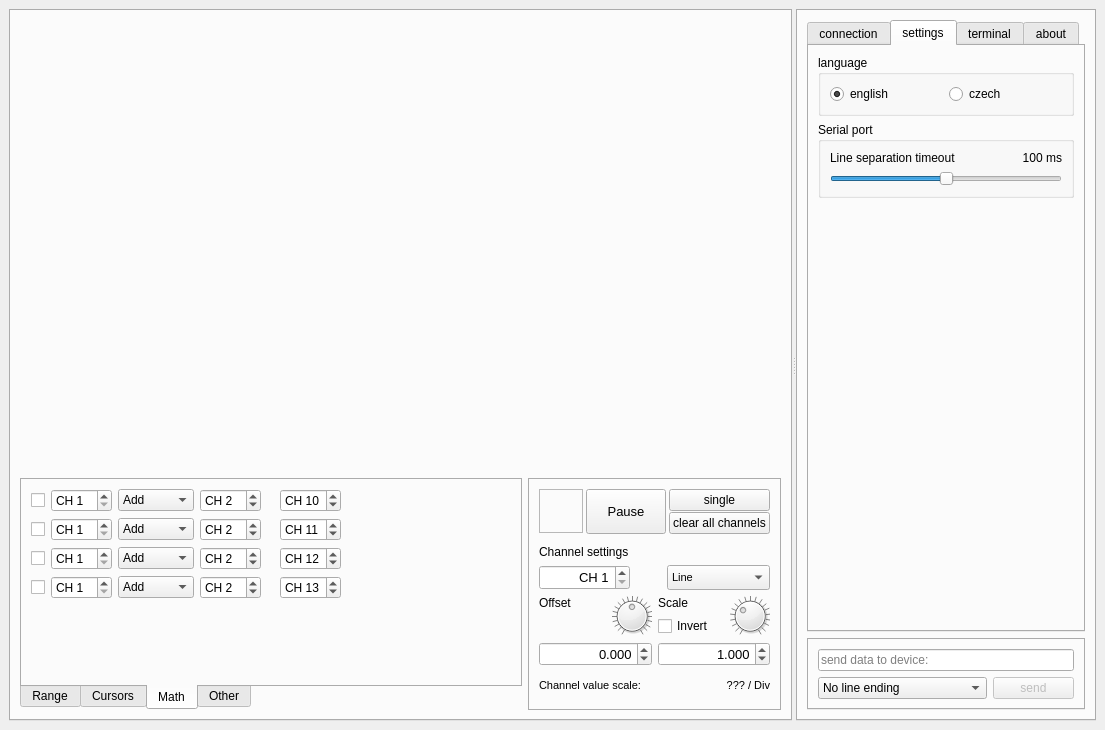
Old version of the form mainwindow.ui in the repository jirimaier/DataPlotter.
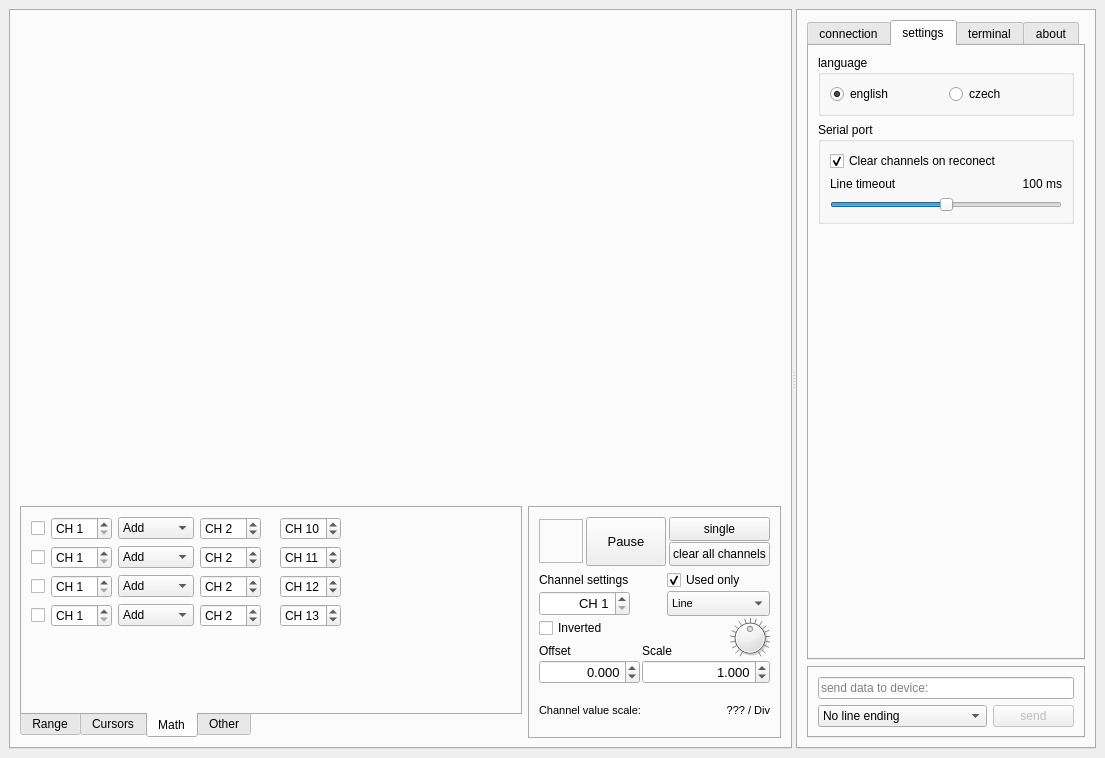
New version of the form. The open tabs and pages were chosen to show the change. Icons and pictures are not drawn. Custom widgets are drawn as their Qt base class.

Patch:
```diff
--- a/mainwindow.ui
+++ b/mainwindow.ui
@@ -7,7 +7,7 @@
     <x>0</x>
     <y>0</y>
     <width>1105</width>
-    <height>730</height>
+    <height>758</height>
    </rect>
   </property>
   <property name="windowTitle">
@@ -1702,10 +1702,13 @@
                  <property name="orientation">
                   <enum>Qt::Vertical</enum>
                  </property>
+                 <property name="sizeType">
+                  <enum>QSizePolicy::Expanding</enum>
+                 </property>
                  <property name="sizeHint" stdset="0">
                   <size>
                    <width>20</width>
-                   <height>40</height>
+                   <height>10</height>
                   </size>
                  </property>
                 </spacer>
@@ -1912,6 +1915,12 @@
                <string>Channel</string>
               </attribute>
               <layout class="QVBoxLayout" name="verticalLayout_7">
+               <property name="spacing">
+                <number>2</number>
+               </property>
+               <property name="bottomMargin">
+                <number>2</number>
+               </property>
                <item>
                 <layout class="QGridLayout" name="gridLayout_11">
                  <property name="horizontalSpacing">
@@ -2053,14 +2062,20 @@
                  <property name="sizeHint" stdset="0">
                   <size>
                    <width>20</width>
-                   <height>5</height>
+                   <height>2</height>
                   </size>
                  </property>
                 </spacer>
                </item>
                <item>
-                <layout class="QVBoxLayout" name="verticalLayout_6">
-                 <item>
+                <layout class="QGridLayout" name="gridLayout_5">
+                 <property name="horizontalSpacing">
+                  <number>6</number>
+                 </property>
+                 <property name="verticalSpacing">
+                  <number>1</number>
+                 </property>
+                 <item row="0" column="0">
                   <widget class="QLabel" name="label_11">
                    <property name="text">
                     <string>Channel settings</string>
@@ -2070,9 +2085,17 @@
                    </property>
                   </widget>
                  </item>
-                 <item>
-                  <layout class="QHBoxLayout" name="horizontalLayout_10">
-                   <item>
+                 <item row="0" column="2">
+                  <widget class="QCheckBox" name="checkBoxSelectOnlyUsed">
+                   <property name="text">
+                    <string>Used only</string>
+                   </property>
+                   <property name="checked">
+                    <bool>true</bool>
+                   </property>
+                  </widget>
+                 </item>
+                 <item row="1" column="0">
                     <widget class="QSpinBox" name="spinBoxChannelSelect">
                      <property name="sizePolicy">
                       <sizepolicy hsizetype="Preferred" vsizetype="Preferred">
@@ -2103,6 +2126,12 @@
                      <property name="buttonSymbols">
                       <enum>QAbstractSpinBox::UpDownArrows</enum>
                      </property>
+                   <property name="specialValueText">
+                    <string notr="true"/>
+                   </property>
+                   <property name="correctionMode">
+                    <enum>QAbstractSpinBox::CorrectToNearestValue</enum>
+                   </property>
                      <property name="prefix">
                       <string>CH </string>
                      </property>
@@ -2114,7 +2143,7 @@
                      </property>
                     </widget>
                    </item>
-                   <item>
+                 <item row="1" column="1">
                     <widget class="QPushButton" name="pushButtonChannelColor">
                      <property name="minimumSize">
                       <size>
@@ -2142,7 +2171,7 @@
                      </property>
                     </widget>
                    </item>
-                   <item>
+                 <item row="1" column="2">
                     <widget class="QComboBox" name="comboBoxGraphStyle">
                      <property name="sizePolicy">
                       <sizepolicy hsizetype="Preferred" vsizetype="Preferred">
@@ -2191,72 +2220,36 @@
                    </item>
                   </layout>
                  </item>
-                </layout>
+               <item>
+                <layout class="QHBoxLayout" name="horizontalLayout_11" stretch="0,1">
+                 <item>
+                  <layout class="QVBoxLayout" name="verticalLayout_27">
+                   <item>
+                    <widget class="QCheckBox" name="checkBoxChInvert">
+                     <property name="text">
+                      <string>Inverted</string>
+                     </property>
+                    </widget>
                </item>
                <item>
-                <layout class="QHBoxLayout" name="horizontalLayout_11" stretch="1,1">
+                    <layout class="QVBoxLayout" name="verticalLayout_6">
                  <item>
-                  <layout class="QGridLayout" name="gridLayout_6">
-                   <item row="0" column="0">
                     <widget class="QLabel" name="label_8">
                      <property name="text">
                       <string>Offset</string>
                      </property>
                      <property name="alignment">
-                      <set>Qt::AlignLeading|Qt::AlignLeft|Qt::AlignTop</set>
+                        <set>Qt::AlignBottom|Qt::AlignLeading|Qt::AlignLeft</set>
                      </property>
                      <property name="buddy">
                       <cstring>doubleSpinBoxChOffset</cstring>
                      </property>
                     </widget>
                    </item>
-                   <item row="0" column="1">
-                    <widget class="QDial" name="dialOffset">
-                     <property name="enabled">
-                      <bool>true</bool>
-                     </property>
-                     <property name="sizePolicy">
-                      <sizepolicy hsizetype="Fixed" vsizetype="Fixed">
-                       <horstretch>0</horstretch>
-                       <verstretch>0</verstretch>
-                      </sizepolicy>
-                     </property>
-                     <property name="minimumSize">
-                      <size>
-                       <width>40</width>
-                       <height>40</height>
-                      </size>
-                     </property>
-                     <property name="maximumSize">
-                      <size>
-                       <width>40</width>
-                       <height>40</height>
-                      </size>
-                     </property>
-                     <property name="minimum">
-                      <number>-100</number>
-                     </property>
-                     <property name="maximum">
-                      <number>100</number>
-                     </property>
-                     <property name="pageStep">
-                      <number>1</number>
-                     </property>
-                     <property name="tracking">
-                      <bool>true</bool>
-                     </property>
-                     <property name="notchTarget">
-                      <double>10.000000000000000</double>
-                     </property>
-                     <property name="notchesVisible">
-                      <bool>true</bool>
-                     </property>
-                    </widget>
-                   </item>
-                   <item row="1" column="0" colspan="2">
+                     <item>
                     <widget class="QDoubleSpinBox" name="doubleSpinBoxChOffset">
                      <property name="sizePolicy">
-                      <sizepolicy hsizetype="Preferred" vsizetype="Preferred">
+                        <sizepolicy hsizetype="Preferred" vsizetype="Maximum">
                        <horstretch>0</horstretch>
                        <verstretch>0</verstretch>
                       </sizepolicy>
@@ -2290,10 +2283,12 @@
                      <property name="maximum">
                       <double>1000000.000000000000000</double>
                      </property>
-                     <property name="stepType">
-                      <enum>QAbstractSpinBox::AdaptiveDecimalStepType</enum>
-                     </property>
-                    </widget>
+                       <property name="singleStep">
+                        <double>0.100000000000000</double>
+                       </property>
+                      </widget>
+                     </item>
+                    </layout>
                    </item>
                   </layout>
                  </item>
@@ -2335,7 +2330,7 @@
                       <number>1</number>
                      </property>
                      <property name="value">
-                      <number>9</number>
+                      <number>12</number>
                      </property>
                      <property name="invertedControls">
                       <bool>false</bool>
@@ -2401,20 +2396,13 @@
                         <string>Scale</string>
                        </property>
                        <property name="alignment">
-                        <set>Qt::AlignLeading|Qt::AlignLeft|Qt::AlignTop</set>
+                        <set>Qt::AlignBottom|Qt::AlignLeading|Qt::AlignLeft</set>
                        </property>
                        <property name="buddy">
                         <cstring>doubleSpinBoxChScale</cstring>
                        </property>
                       </widget>
                      </item>
-                     <item>
-                      <widget class="QCheckBox" name="checkBoxChInvert">
-                       <property name="text">
-                        <string>Invert</string>
-                       </property>
-                      </widget>
-                     </item>
                     </layout>
                    </item>
                   </layout>
@@ -3053,6 +3041,16 @@
                 <string>Serial port</string>
                </property>
                <layout class="QVBoxLayout" name="verticalLayout_17">
+                <item>
+                 <widget class="QCheckBox" name="checkBoxClearOnReconnect">
+                  <property name="text">
+                   <string>Clear channels on reconect</string>
+                  </property>
+                  <property name="checked">
+                   <bool>true</bool>
+                  </property>
+                 </widget>
+                </item>
                 <item>
                  <layout class="QVBoxLayout" name="verticalLayout_16">
                   <item>
@@ -3060,7 +3058,7 @@
                     <item>
                      <widget class="QLabel" name="label_14">
                       <property name="text">
-                       <string>Line separation timeout</string>
+                       <string>Line timeout</string>
                       </property>
                      </widget>
                     </item>
@@ -3105,7 +3103,7 @@
                <property name="sizeHint" stdset="0">
                 <size>
                  <width>20</width>
-                 <height>40</height>
+                 <height>0</height>
                 </size>
                </property>
               </spacer>
@@ -3409,6 +3407,11 @@
    <header>myplot.h</header>
    <container>1</container>
   </customwidget>
+  <customwidget>
+   <class>myDial</class>
+   <extends>QDial</extends>
+   <header>mydial.h</header>
+  </customwidget>
  </customwidgets>
  <resources>
   <include location="resources.qrc"/>
```
Left out of the diff: 42 changed lines with no effect on the pictures. Lines whose indentation alone changed are shown as unchanged.
